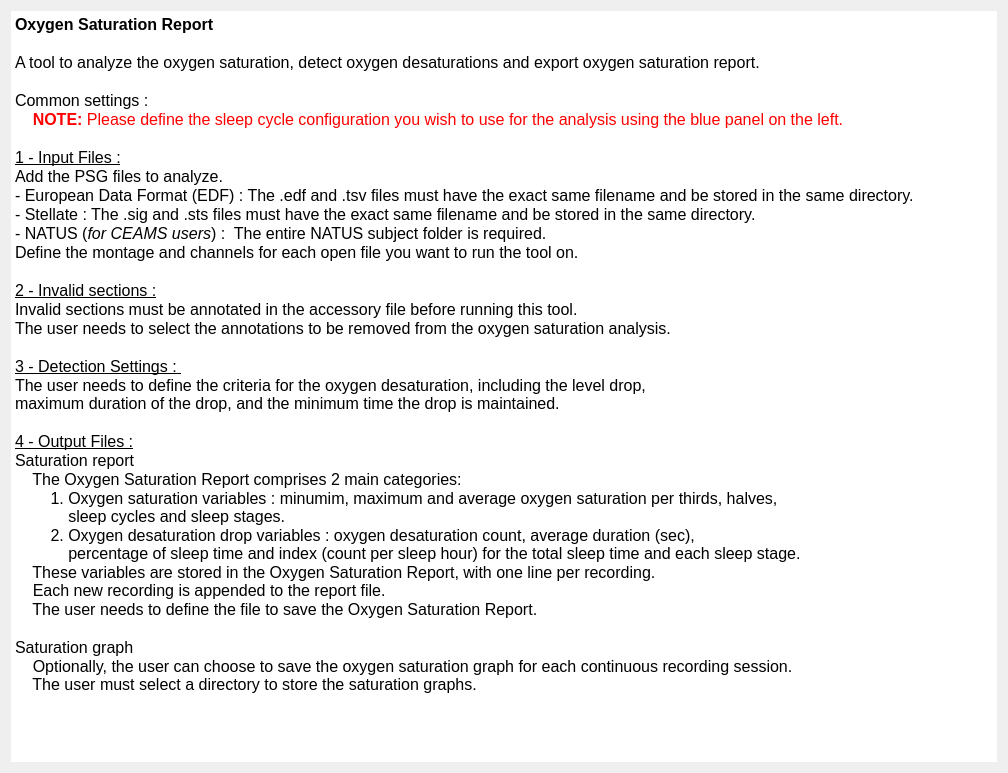
Qt form tools/CEAMSTools/OxygenSaturationReport/IntroStep/Ui_IntroStep.ui (SnoozToolbox/snooz-package-ceams) before a commit.
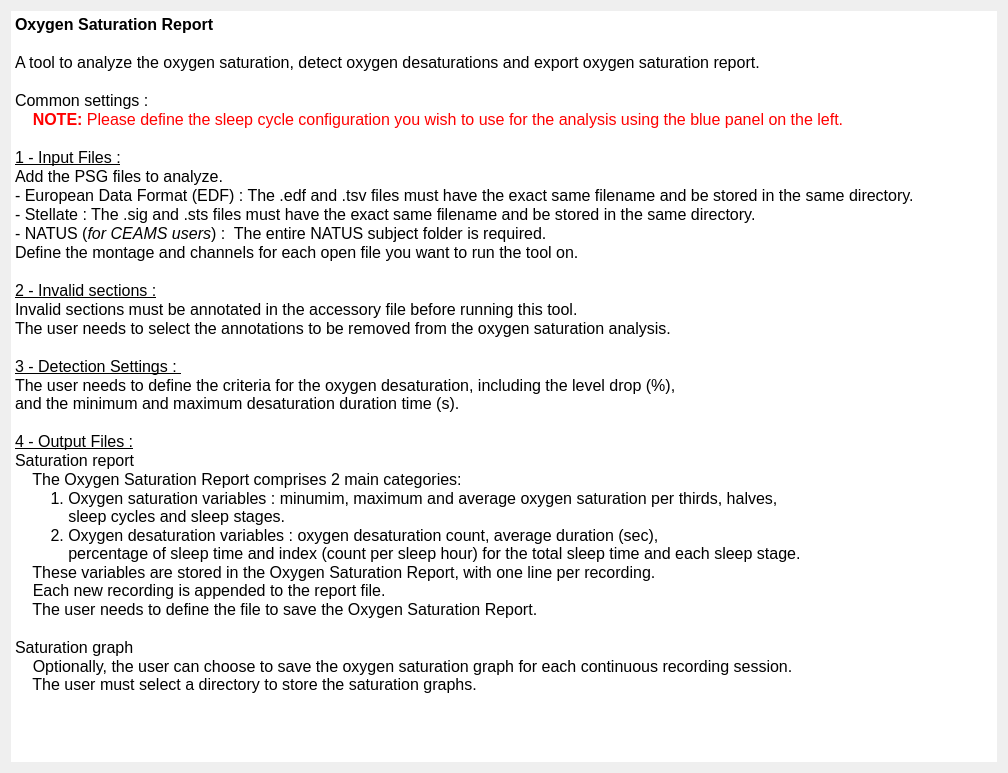
The same form after that commit.

What changed in the file:
```diff
--- a/tools/CEAMSTools/OxygenSaturationReport/IntroStep/Ui_IntroStep.ui
+++ b/tools/CEAMSTools/OxygenSaturationReport/IntroStep/Ui_IntroStep.ui
@@ -61,13 +61,13 @@
 &lt;p style=&quot; margin-top:0px; margin-bottom:0px; margin-left:0px; margin-right:0px; -qt-block-indent:0; text-indent:0px;&quot;&gt;The user needs to select the annotations to be removed from the oxygen saturation analysis.&lt;/p&gt;
 &lt;p style=&quot;-qt-paragraph-type:empty; margin-top:0px; margin-bottom:0px; margin-left:0px; margin-right:0px; -qt-block-indent:0; text-indent:0px;&quot;&gt;&lt;br /&gt;&lt;/p&gt;
 &lt;p style=&quot; margin-top:0px; margin-bottom:0px; margin-left:0px; margin-right:0px; -qt-block-indent:0; text-indent:0px;&quot;&gt;&lt;span style=&quot; text-decoration: underline;&quot;&gt;3 - Detection Settings : &lt;/span&gt;&lt;/p&gt;
-&lt;p style=&quot; margin-top:0px; margin-bottom:0px; margin-left:0px; margin-right:0px; -qt-block-indent:0; text-indent:0px;&quot;&gt;The user needs to define the criteria for the oxygen desaturation, including the level drop, &lt;br /&gt;maximum duration of the drop, and the minimum time the drop is maintained.&lt;/p&gt;
+&lt;p style=&quot; margin-top:0px; margin-bottom:0px; margin-left:0px; margin-right:0px; -qt-block-indent:0; text-indent:0px;&quot;&gt;The user needs to define the criteria for the oxygen desaturation, including the level drop (%), &lt;br /&gt;and the minimum and maximum desaturation duration time (s).&lt;/p&gt;
 &lt;p style=&quot;-qt-paragraph-type:empty; margin-top:0px; margin-bottom:0px; margin-left:0px; margin-right:0px; -qt-block-indent:0; text-indent:0px;&quot;&gt;&lt;br /&gt;&lt;/p&gt;
 &lt;p style=&quot; margin-top:0px; margin-bottom:0px; margin-left:0px; margin-right:0px; -qt-block-indent:0; text-indent:0px;&quot;&gt;&lt;span style=&quot; text-decoration: underline;&quot;&gt;4 - Output Files :&lt;/span&gt;&lt;/p&gt;
 &lt;p style=&quot; margin-top:0px; margin-bottom:0px; margin-left:0px; margin-right:0px; -qt-block-indent:0; text-indent:0px;&quot;&gt;Saturation report&lt;/p&gt;
 &lt;p style=&quot; margin-top:0px; margin-bottom:0px; margin-left:0px; margin-right:0px; -qt-block-indent:0; text-indent:0px;&quot;&gt;    The Oxygen Saturation Report comprises 2 main categories:&lt;/p&gt;
 &lt;p style=&quot; margin-top:0px; margin-bottom:0px; margin-left:0px; margin-right:0px; -qt-block-indent:0; text-indent:0px;&quot;&gt;        1. Oxygen saturation variables : minumim, maximum and average oxygen saturation per thirds, halves, &lt;br /&gt;            sleep cycles and sleep stages.&lt;/p&gt;
-&lt;p style=&quot; margin-top:0px; margin-bottom:0px; margin-left:0px; margin-right:0px; -qt-block-indent:0; text-indent:0px;&quot;&gt;        2. Oxygen desaturation drop variables : oxygen desaturation count, average duration (sec), &lt;br /&gt;            percentage of sleep time and index (count per sleep hour) for the total sleep time and each sleep stage.&lt;/p&gt;
+&lt;p style=&quot; margin-top:0px; margin-bottom:0px; margin-left:0px; margin-right:0px; -qt-block-indent:0; text-indent:0px;&quot;&gt;        2. Oxygen desaturation variables : oxygen desaturation count, average duration (sec), &lt;br /&gt;            percentage of sleep time and index (count per sleep hour) for the total sleep time and each sleep stage.&lt;/p&gt;
 &lt;p style=&quot; margin-top:0px; margin-bottom:0px; margin-left:0px; margin-right:0px; -qt-block-indent:0; text-indent:0px;&quot;&gt;    These variables are stored in the Oxygen Saturation Report, with one line per recording. &lt;br /&gt;    Each new recording is appended to the report file.&lt;/p&gt;
 &lt;p style=&quot; margin-top:0px; margin-bottom:0px; margin-left:0px; margin-right:0px; -qt-block-indent:0; text-indent:0px;&quot;&gt;    The user needs to define the file to save the Oxygen Saturation Report.&lt;/p&gt;
 &lt;p style=&quot;-qt-paragraph-type:empty; margin-top:0px; margin-bottom:0px; margin-left:0px; margin-right:0px; -qt-block-indent:0; text-indent:0px;&quot;&gt;&lt;br /&gt;&lt;/p&gt;
```
